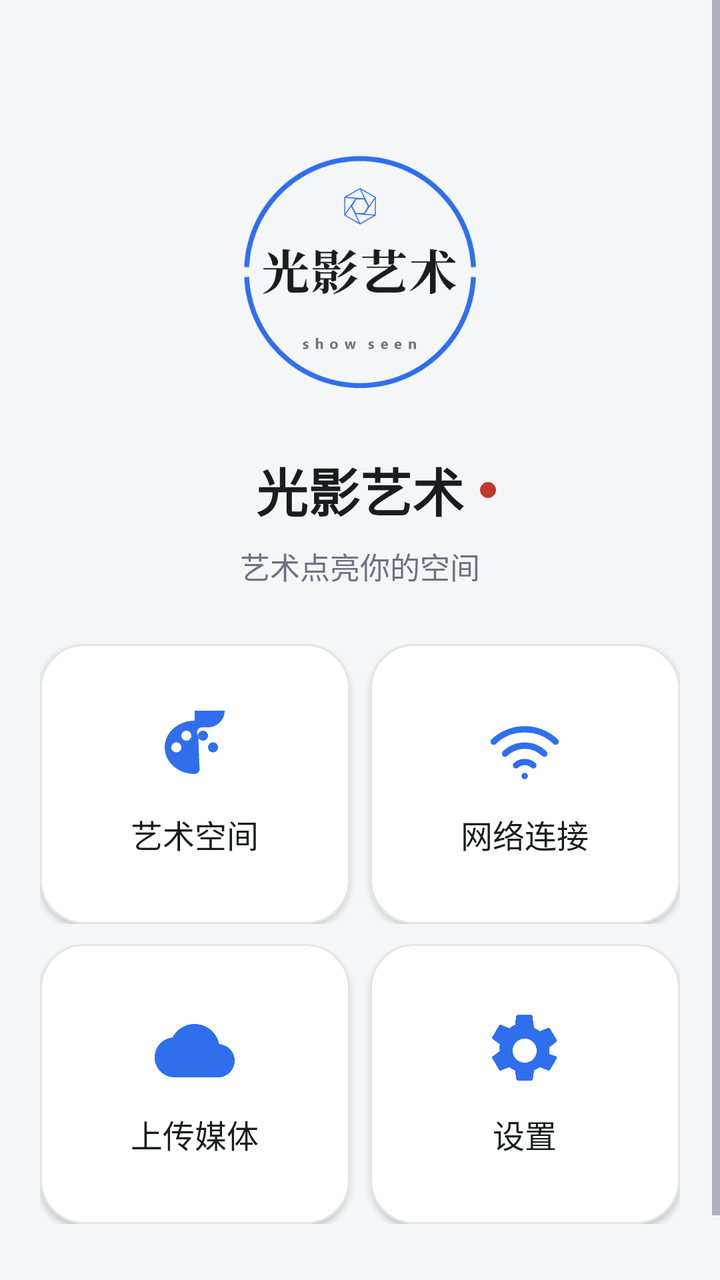
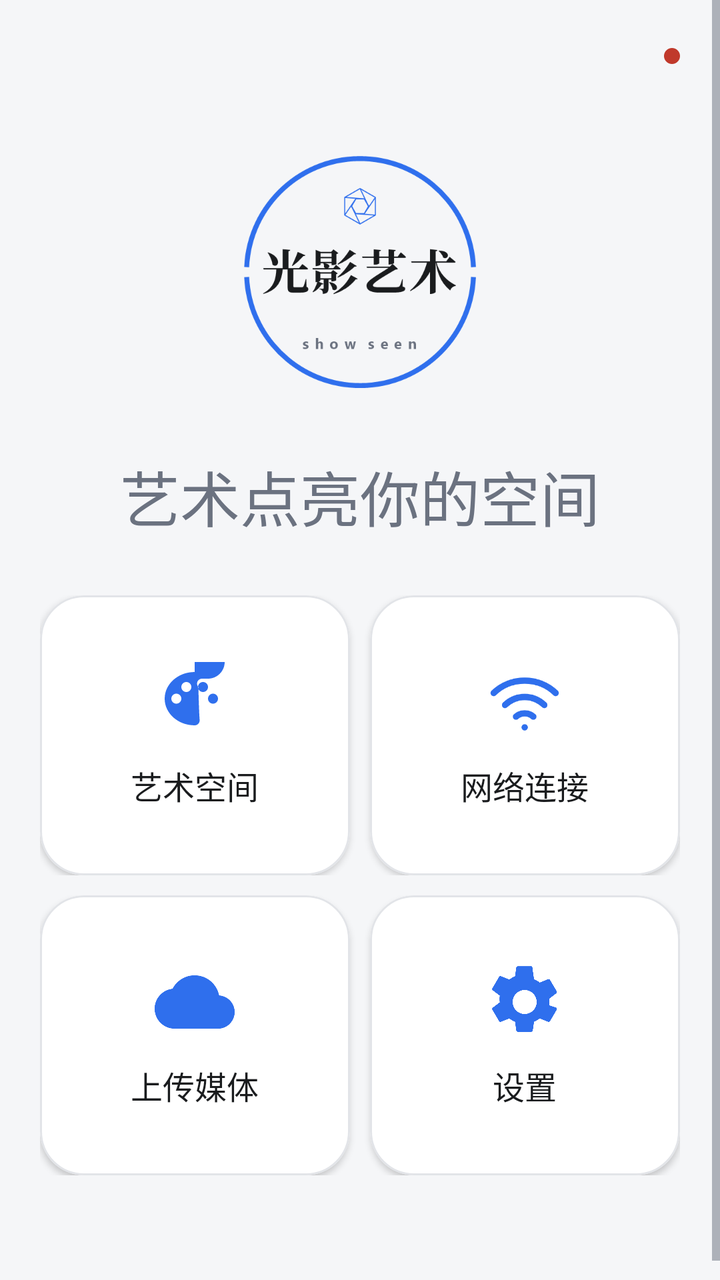

Two renders of the same Android screen: before a commit and after it. Below are the layout's source before the change and the commit's diff.
<!-- AndroidManifest.xml: application theme Theme.LightShadowArtPhone -->
<!-- res/layout/view_dashboard.xml -->
<?xml version="1.0" encoding="utf-8"?>
<LinearLayout xmlns:android="http://schemas.android.com/apk/res/android"
    xmlns:app="http://schemas.android.com/apk/res-auto"
    android:layout_width="match_parent"
    android:layout_height="match_parent"
    android:background="@color/app_bg"
    android:orientation="vertical">

    <ScrollView
        android:layout_width="match_parent"
        android:layout_height="0dp"
        android:layout_weight="1"
        android:clipToPadding="false"
        android:fillViewport="true">

        <LinearLayout
            android:layout_width="match_parent"
            android:layout_height="wrap_content"
            android:orientation="vertical"
            android:paddingStart="@dimen/page_horizontal_padding"
            android:paddingTop="@dimen/page_vertical_padding"
            android:paddingEnd="@dimen/page_horizontal_padding"
            android:paddingBottom="@dimen/page_vertical_padding">

            
            <LinearLayout
                android:layout_width="match_parent"
                android:layout_height="wrap_content"
                android:gravity="center_horizontal"
                android:orientation="vertical">

                <ImageView
                    android:id="@+id/iv_dashboard_logo"
                    android:layout_width="@dimen/dashboard_logo_size"
                    android:layout_height="@dimen/dashboard_logo_size"
                    android:layout_marginTop="@dimen/dashboard_brand_top_offset"
                    android:contentDescription="@null"
                    android:scaleType="fitCenter"
                    android:src="@drawable/ic_brand_logo" />

                <RelativeLayout
                    android:layout_width="match_parent"
                    android:layout_height="wrap_content"
                    android:layout_marginTop="@dimen/dashboard_brand_gap">

                    <TextView
                        android:id="@+id/tv_dashboard_brand"
                        style="@style/Text.Title"
                        android:layout_width="wrap_content"
                        android:layout_height="wrap_content"
                        android:layout_centerHorizontal="true"
                        android:text="@string/app_name"
                        android:textSize="@dimen/text_dashboard_brand" />

                    <View
                        android:id="@+id/view_dashboard_dot"
                        android:layout_width="@dimen/dashboard_dot_size"
                        android:layout_height="@dimen/dashboard_dot_size"
                        android:layout_centerVertical="true"
                        android:layout_marginStart="@dimen/dashboard_dot_gap"
                        android:layout_toEndOf="@id/tv_dashboard_brand"
                        android:background="@drawable/dot_session" />
                </RelativeLayout>

                <TextView
                    android:id="@+id/tv_dashboard_subtitle"
                    style="@style/Text.Body"
                    android:layout_width="wrap_content"
                    android:layout_height="wrap_content"
                    android:layout_marginTop="@dimen/dashboard_subtitle_gap"
                    android:text="@string/welcome_subtitle"
                    android:textColor="@color/text_secondary" />
            </LinearLayout>

            
            <Space
                android:layout_width="match_parent"
                android:layout_height="0dp"
                android:layout_weight="1" />

            
            <LinearLayout
                android:layout_width="match_parent"
                android:layout_height="wrap_content"
                android:layout_marginTop="@dimen/dashboard_card_group_min_gap"
                android:baselineAligned="false"
                android:orientation="horizontal">

                <com.google.android.material.card.MaterialCardView
                    android:id="@+id/card_gallery"
                    style="@style/SurfaceCard.Clickable"
                    android:layout_width="0dp"
                    android:layout_height="@dimen/dashboard_card_height"
                    android:layout_weight="1">

                    <LinearLayout
                        android:layout_width="match_parent"
                        android:layout_height="match_parent"
                        android:gravity="center"
                        android:orientation="vertical"
                        android:padding="@dimen/card_padding">

                        <ImageView
                            android:layout_width="@dimen/icon_badge_box"
                            android:layout_height="@dimen/icon_badge_box"
                            android:contentDescription="@null"
                            android:src="@drawable/ic_palette"
                            app:tint="@color/primary_blue" />

                        <TextView
                            style="@style/Text.RowTitle"
                            android:layout_width="match_parent"
                            android:layout_height="wrap_content"
                            android:layout_marginTop="@dimen/item_gap"
                            android:gravity="center"
                            android:maxLines="2"
                            android:text="@string/space_title" />
                    </LinearLayout>
                </com.google.android.material.card.MaterialCardView>

                <com.google.android.material.card.MaterialCardView
                    android:id="@+id/card_network"
                    style="@style/SurfaceCard.Clickable"
                    android:layout_width="0dp"
                    android:layout_height="@dimen/dashboard_card_height"
                    android:layout_marginStart="@dimen/item_gap"
                    android:layout_weight="1">

                    <LinearLayout
                        android:layout_width="match_parent"
                        android:layout_height="match_parent"
                        android:gravity="center"
                        android:orientation="vertical"
                        android:padding="@dimen/card_padding">

                        <ImageView
                            android:layout_width="@dimen/icon_badge_box"
                            android:layout_height="@dimen/icon_badge_box"
                            android:contentDescription="@null"
                            android:src="@drawable/ic_network"
                            app:tint="@color/primary_blue" />

                        <TextView
                            style="@style/Text.RowTitle"
                            android:layout_width="match_parent"
                            android:layout_height="wrap_content"
                            android:layout_marginTop="@dimen/item_gap"
                            android:gravity="center"
                            android:maxLines="2"
                            android:text="@string/network_title" />
                    </LinearLayout>
                </com.google.android.material.card.MaterialCardView>
            </LinearLayout>

            
            <LinearLayout
                android:layout_width="match_parent"
                android:layout_height="wrap_content"
                android:layout_marginTop="@dimen/item_gap"
                android:layout_marginBottom="@dimen/dashboard_card_group_bottom_gap"
                android:baselineAligned="false"
                android:orientation="horizontal">

                <com.google.android.material.card.MaterialCardView
                    android:id="@+id/card_upload"
                    style="@style/SurfaceCard.Clickable"
                    android:layout_width="0dp"
                    android:layout_height="@dimen/dashboard_card_height"
                    android:layout_weight="1">

                    <LinearLayout
                        android:layout_width="match_parent"
                        android:layout_height="match_parent"
                        android:gravity="center"
                        android:orientation="vertical"
                        android:padding="@dimen/card_padding">

                        <ImageView
                            android:layout_width="@dimen/icon_badge_box"
                            android:layout_height="@dimen/icon_badge_box"
                            android:contentDescription="@null"
                            android:src="@drawable/ic_upload_cloud"
                            app:tint="@color/primary_blue" />

                        <TextView
                            style="@style/Text.RowTitle"
                            android:layout_width="match_parent"
                            android:layout_height="wrap_content"
                            android:layout_marginTop="@dimen/item_gap"
                            android:gravity="center"
                            android:maxLines="2"
                            android:text="@string/dashboard_upload_media" />
                    </LinearLayout>
                </com.google.android.material.card.MaterialCardView>

                <com.google.android.material.card.MaterialCardView
                    android:id="@+id/card_settings"
                    style="@style/SurfaceCard.Clickable"
                    android:layout_width="0dp"
                    android:layout_height="@dimen/dashboard_card_height"
                    android:layout_marginStart="@dimen/item_gap"
                    android:layout_weight="1">

                    <LinearLayout
                        android:layout_width="match_parent"
                        android:layout_height="match_parent"
                        android:gravity="center"
                        android:orientation="vertical"
                        android:padding="@dimen/card_padding">

                        <ImageView
                            android:layout_width="@dimen/icon_badge_box"
                            android:layout_height="@dimen/icon_badge_box"
                            android:contentDescription="@null"
                            android:src="@drawable/ic_settings_gear"
                            app:tint="@color/primary_blue" />

                        <TextView
                            style="@style/Text.RowTitle"
                            android:layout_width="match_parent"
                            android:layout_height="wrap_content"
                            android:layout_marginTop="@dimen/item_gap"
                            android:gravity="center"
                            android:maxLines="2"
                            android:text="@string/dashboard_frame_settings" />
                    </LinearLayout>
                </com.google.android.material.card.MaterialCardView>
            </LinearLayout>

            
            <com.google.android.material.button.MaterialButton
                android:id="@+id/btn_studio_folder"
                style="@style/PillButton.Outlined"
                android:layout_width="match_parent"
                android:layout_height="wrap_content"
                android:layout_marginTop="@dimen/section_gap"
                android:text="@string/action_studio_folder"
                android:visibility="gone" />
        </LinearLayout>
    </ScrollView>

    
    <com.google.android.material.card.MaterialCardView
        android:id="@+id/card_uploads"
        style="@style/SurfaceCard"
        android:layout_width="match_parent"
        android:layout_height="wrap_content"
        android:layout_marginStart="@dimen/page_horizontal_padding"
        android:layout_marginEnd="@dimen/page_horizontal_padding"
        android:layout_marginBottom="@dimen/item_gap"
        android:visibility="gone">

        <LinearLayout
            android:layout_width="match_parent"
            android:layout_height="wrap_content"
            android:orientation="vertical"
            android:padding="@dimen/card_padding">

            <TextView
                android:id="@+id/tv_upload_summary"
                style="@style/Text.RowTitle"
                android:layout_width="match_parent"
                android:layout_height="wrap_content"
                android:text="@string/upload_summary_empty" />

            <androidx.recyclerview.widget.RecyclerView
                android:id="@+id/recycler_uploads"
                android:layout_width="match_parent"
                android:layout_height="160dp"
                android:layout_marginTop="8dp"
                android:clipToPadding="false" />
        </LinearLayout>
    </com.google.android.material.card.MaterialCardView>
</LinearLayout>
<!-- resources referenced by this layout -->
<resources>
  <color name="app_bg">#F5F6F8</color>
  <color name="primary_blue">#2F6FED</color>
  <color name="text_secondary">#6B7280</color>
  <dimen name="card_padding">18dp</dimen>
  <dimen name="dashboard_brand_gap">32dp</dimen>
  <dimen name="dashboard_brand_top_offset">54dp</dimen>
  <dimen name="dashboard_card_group_bottom_gap">38dp</dimen>
  <dimen name="dashboard_card_group_min_gap">28dp</dimen>
  <dimen name="dashboard_card_height">140dp</dimen>
  <dimen name="dashboard_dot_gap">8dp</dimen>
  <dimen name="dashboard_dot_size">8dp</dimen>
  <dimen name="dashboard_logo_size">116dp</dimen>
  <dimen name="dashboard_subtitle_gap">8dp</dimen>
  <dimen name="icon_badge_box">40dp</dimen>
  <dimen name="item_gap">10dp</dimen>
  <dimen name="page_horizontal_padding">20dp</dimen>
  <dimen name="page_vertical_padding">24dp</dimen>
  <dimen name="section_gap">14dp</dimen>
  <dimen name="text_dashboard_brand">26sp</dimen>
  <!-- drawable dot_session (drawable) -->
  <?xml version="1.0" encoding="utf-8"?>
  <shape xmlns:android="http://schemas.android.com/apk/res/android"
      android:shape="oval">
      <solid android:color="@color/status_destructive" />
  </shape>
  <string name="action_studio_folder">新建客户文件夹</string>
  <string name="app_name">光影艺术</string>
  <string name="dashboard_frame_settings">设置</string>
  <string name="dashboard_upload_media">上传媒体</string>
  <string name="network_title">网络连接</string>
  <string name="space_title">艺术空间</string>
  <string name="upload_summary_empty">选择文件后自动上传到设备</string>
  <string name="welcome_subtitle">艺术点亮你的空间</string>
  <style name="SurfaceCard" parent="Widget.Material3.CardView.Elevated">
          <item name="cardBackgroundColor">@color/card_bg</item>
          <item name="cardCornerRadius">@dimen/corner_large</item>
          <item name="cardElevation">@dimen/card_elevation</item>
          <item name="strokeColor">@color/divider_stroke</item>
          <item name="strokeWidth">@dimen/divider_width</item>
      </style>
  <style name="SurfaceCard.Clickable" parent="SurfaceCard">
          <item name="android:clickable">true</item>
          <item name="android:focusable">true</item>
          <item name="android:foreground">?attr/selectableItemBackground</item>
      </style>
  <style name="Text.Body" parent="">
          <item name="android:textColor">@color/text_primary</item>
          <item name="android:textSize">@dimen/text_body</item>
          <item name="android:lineSpacingMultiplier">1.15</item>
      </style>
  <style name="Text.RowTitle" parent="">
          <item name="android:textColor">@color/text_primary</item>
          <item name="android:textSize">@dimen/text_row_title</item>
      </style>
  <style name="Text.Title" parent="">
          <item name="android:textColor">@color/text_primary</item>
          <item name="android:textSize">@dimen/text_title</item>
          <item name="android:textStyle">bold</item>
      </style>
  <color name="status_destructive">#C0392B</color>
  <color name="text_primary">#1A1C1E</color>
  <dimen name="touch_min_height">48dp</dimen>
  <dimen name="text_button">15sp</dimen>
  <dimen name="corner_pill">28dp</dimen>
  <color name="card_bg">#FFFFFF</color>
  <dimen name="corner_large">22dp</dimen>
  <dimen name="card_elevation">2dp</dimen>
  <color name="divider_stroke">#E2E4E8</color>
  <dimen name="divider_width">1dp</dimen>
  <dimen name="text_body">15sp</dimen>
  <dimen name="text_row_title">16sp</dimen>
  <dimen name="text_title">20sp</dimen>
  <color name="on_primary">#FFFFFF</color>
  <color name="primary_soft">#E9EFFD</color>
  <color name="card_tint">#F5F6F8</color>
  <!-- unchanged entries left out for length: 7 -->
</resources>

<!-- the commit's change to res/layout/view_dashboard.xml (unified diff, before → after) -->
@@ -23,54 +23,44 @@
             android:paddingBottom="@dimen/page_vertical_padding">
 
             
-            <LinearLayout
-                android:layout_width="match_parent"
-                android:layout_height="wrap_content"
-                android:gravity="center_horizontal"
-                android:orientation="vertical">
-
-                <ImageView
-                    android:id="@+id/iv_dashboard_logo"
-                    android:layout_width="@dimen/dashboard_logo_size"
-                    android:layout_height="@dimen/dashboard_logo_size"
-                    android:layout_marginTop="@dimen/dashboard_brand_top_offset"
-                    android:contentDescription="@null"
-                    android:scaleType="fitCenter"
-                    android:src="@drawable/ic_brand_logo" />
-
-                <RelativeLayout
+            <RelativeLayout
+                android:layout_width="match_parent"
+                android:layout_height="wrap_content">
+
+                <LinearLayout
                     android:layout_width="match_parent"
                     android:layout_height="wrap_content"
-                    android:layout_marginTop="@dimen/dashboard_brand_gap">
+                    android:gravity="center_horizontal"
+                    android:orientation="vertical">
+
+                    <ImageView
+                        android:id="@+id/iv_dashboard_logo"
+                        android:layout_width="@dimen/dashboard_logo_size"
+                        android:layout_height="@dimen/dashboard_logo_size"
+                        android:layout_marginTop="@dimen/dashboard_brand_top_offset"
+                        android:contentDescription="@null"
+                        android:scaleType="fitCenter"
+                        android:src="@drawable/ic_brand_logo" />
 
                     <TextView
-                        android:id="@+id/tv_dashboard_brand"
-                        style="@style/Text.Title"
+                        android:id="@+id/tv_dashboard_subtitle"
+                        style="@style/Text.Body"
                         android:layout_width="wrap_content"
                         android:layout_height="wrap_content"
-                        android:layout_centerHorizontal="true"
-                        android:text="@string/app_name"
-                        android:textSize="@dimen/text_dashboard_brand" />
-
-                    <View
-                        android:id="@+id/view_dashboard_dot"
-                        android:layout_width="@dimen/dashboard_dot_size"
-                        android:layout_height="@dimen/dashboard_dot_size"
-                        android:layout_centerVertical="true"
-                        android:layout_marginStart="@dimen/dashboard_dot_gap"
-                        android:layout_toEndOf="@id/tv_dashboard_brand"
-                        android:background="@drawable/dot_session" />
-                </RelativeLayout>
-
-                <TextView
-                    android:id="@+id/tv_dashboard_subtitle"
-                    style="@style/Text.Body"
-                    android:layout_width="wrap_content"
-                    android:layout_height="wrap_content"
-                    android:layout_marginTop="@dimen/dashboard_subtitle_gap"
-                    android:text="@string/welcome_subtitle"
-                    android:textColor="@color/text_secondary" />
-            </LinearLayout>
+                        android:layout_marginTop="@dimen/dashboard_brand_gap"
+                        android:text="@string/welcome_subtitle"
+                        android:textColor="@color/text_secondary"
+                        android:textSize="@dimen/text_dashboard_subtitle" />
+                </LinearLayout>
+
+                <View
+                    android:id="@+id/view_dashboard_dot"
+                    android:layout_width="@dimen/dashboard_dot_size"
+                    android:layout_height="@dimen/dashboard_dot_size"
+                    android:layout_alignParentEnd="true"
+                    android:layout_alignParentTop="true"
+                    android:background="@drawable/dot_session" />
+            </RelativeLayout>
 
             
             <Space
<!-- resource entries referenced after the edit -->
@@ -9,16 +9,14 @@
   <dimen name="dashboard_card_group_bottom_gap">38dp</dimen>
   <dimen name="dashboard_card_group_min_gap">28dp</dimen>
   <dimen name="dashboard_card_height">140dp</dimen>
-  <dimen name="dashboard_dot_gap">8dp</dimen>
   <dimen name="dashboard_dot_size">8dp</dimen>
   <dimen name="dashboard_logo_size">116dp</dimen>
-  <dimen name="dashboard_subtitle_gap">8dp</dimen>
   <dimen name="icon_badge_box">40dp</dimen>
   <dimen name="item_gap">10dp</dimen>
   <dimen name="page_horizontal_padding">20dp</dimen>
   <dimen name="page_vertical_padding">24dp</dimen>
   <dimen name="section_gap">14dp</dimen>
-  <dimen name="text_dashboard_brand">26sp</dimen>
+  <dimen name="text_dashboard_subtitle">30sp</dimen>
   <!-- drawable dot_session (drawable) -->
   <?xml version="1.0" encoding="utf-8"?>
   <shape xmlns:android="http://schemas.android.com/apk/res/android"
@@ -26,7 +24,6 @@
       <solid android:color="@color/status_destructive" />
   </shape>
   <string name="action_studio_folder">新建客户文件夹</string>
-  <string name="app_name">光影艺术</string>
   <string name="dashboard_frame_settings">设置</string>
   <string name="dashboard_upload_media">上传媒体</string>
   <string name="network_title">网络连接</string>
@@ -54,11 +51,6 @@
           <item name="android:textColor">@color/text_primary</item>
           <item name="android:textSize">@dimen/text_row_title</item>
       </style>
-  <style name="Text.Title" parent="">
-          <item name="android:textColor">@color/text_primary</item>
-          <item name="android:textSize">@dimen/text_title</item>
-          <item name="android:textStyle">bold</item>
-      </style>
   <color name="status_destructive">#C0392B</color>
   <color name="text_primary">#1A1C1E</color>
   <dimen name="touch_min_height">48dp</dimen>
@@ -71,7 +63,6 @@
   <dimen name="divider_width">1dp</dimen>
   <dimen name="text_body">15sp</dimen>
   <dimen name="text_row_title">16sp</dimen>
-  <dimen name="text_title">20sp</dimen>
   <color name="on_primary">#FFFFFF</color>
   <color name="primary_soft">#E9EFFD</color>
   <color name="card_tint">#F5F6F8</color>
